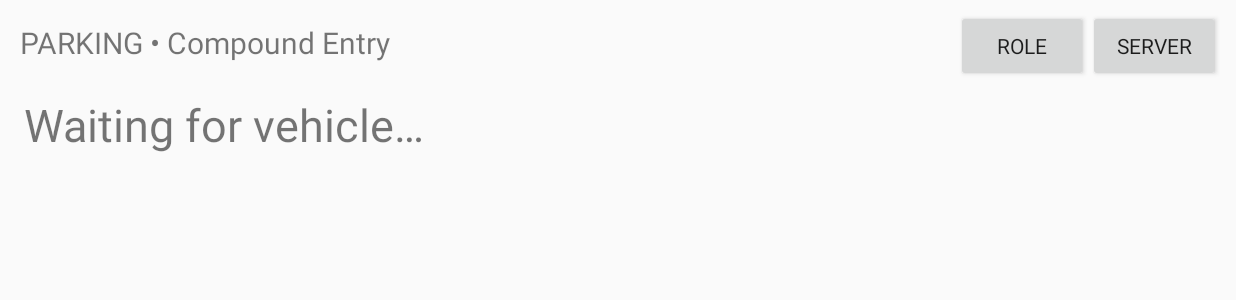
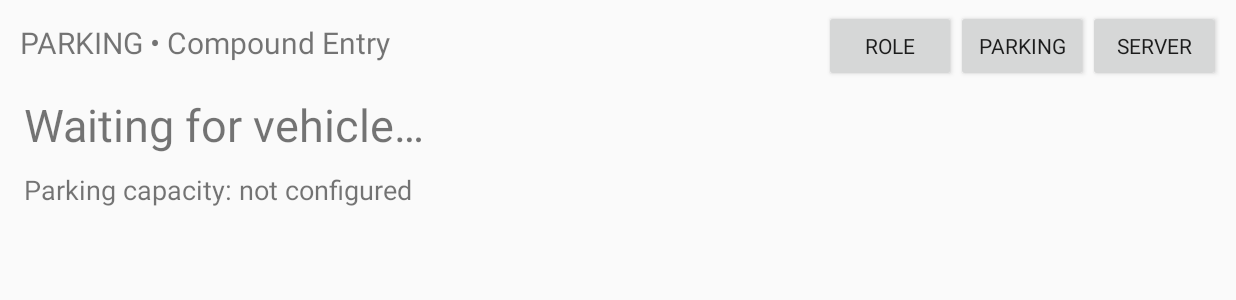
Before and after one commit to binesheb/parking-management, an Android app: the screen it shows after launch (MainActivity), on a phone screen of 824 x 412 dp (held sideways). Shown: the top 300 px of the screen. Run offline under Robolectric (Android 15) with nearby library versions, the light colour scheme and no system bars; libraries missing offline, so code that uses them is left out: androidx.camera.core, androidx.camera.lifecycle, androidx.camera.view, com.google.mlkit.vision; 5 statements that could not run were skipped.

Commit message:
feat: add parking capacity setting

```diff
--- a/app/src/main/java/com/binesheb/parking/MainActivity.kt
+++ b/app/src/main/java/com/binesheb/parking/MainActivity.kt
@@ -5,6 +5,7 @@ import android.content.pm.PackageManager
 import android.os.Bundle
 import android.os.Handler
 import android.os.Looper
+import android.text.InputType
 import android.widget.*
 import androidx.activity.result.contract.ActivityResultContracts
 import androidx.appcompat.app.AlertDialog
@@ -20,16 +21,20 @@ import java.util.concurrent.Executors
 import java.util.concurrent.atomic.AtomicBoolean
 
 class MainActivity : AppCompatActivity() {
-    private lateinit var preview: PreviewView; private lateinit var status: TextView; private lateinit var result: TextView; private lateinit var store: EventStore
+    private lateinit var preview: PreviewView; private lateinit var status: TextView; private lateinit var result: TextView; private lateinit var capacityView: TextView; private lateinit var store: EventStore
     private val executor = Executors.newSingleThreadExecutor(); private val busy = AtomicBoolean(false); private val sync by lazy { SyncClient(this) }; private val handler = Handler(Looper.getMainLooper())
     private var lastPlate = ""; private var stableCount = 0; private var lastEventAt = 0L; private var role = DeviceRole.ENTRY_GATE
     private val retry = object : Runnable { override fun run() { sync.retryPending(); handler.postDelayed(this, 30_000) } }
     private val permission = registerForActivityResult(ActivityResultContracts.RequestPermission()) { if (it) startCamera() else status.text = "Camera permission is required" }
     override fun onCreate(state: Bundle?) { super.onCreate(state); role = DeviceRole.fromCode(getPreferences(MODE_PRIVATE).getString("role", DeviceRole.ENTRY_GATE.code)!!); store = EventStore(this); buildUi(); UpdateManager.check(this, BuildConfig.VERSION_CODE) { outcome -> runOnUiThread { if (outcome == "update_ready") status.text = "Verified update ready" } }; handler.post(retry); if (ContextCompat.checkSelfPermission(this, Manifest.permission.CAMERA) == PackageManager.PERMISSION_GRANTED) startCamera() else permission.launch(Manifest.permission.CAMERA) }
-    private fun buildUi() { val root = LinearLayout(this).apply { orientation = LinearLayout.VERTICAL; setPadding(16, 10, 16, 10) }; val header = LinearLayout(this).apply { orientation = LinearLayout.HORIZONTAL }; val title = TextView(this).apply { text = "PARKING • ${role.label}"; textSize = 20f; setPadding(4, 4, 12, 4) }; val roleButton = Button(this).apply { text = "Role"; setOnClickListener { chooseRole() } }; val settingsButton = Button(this).apply { text = "Server"; setOnClickListener { configureServer() } }; header.addView(title, LinearLayout.LayoutParams(0, 60, 1f)); header.addView(roleButton); header.addView(settingsButton); preview = PreviewView(this); result = TextView(this).apply { text = "Waiting for vehicle…"; textSize = 30f; setPadding(8, 12, 8, 12) }; status = TextView(this).apply { textSize = 15f }; root.addView(header); root.addView(preview, LinearLayout.LayoutParams(-1, 0, 1f)); root.addView(result); root.addView(status); setContentView(root) }
+    private fun capacity(): Int = getSharedPreferences("parking", MODE_PRIVATE).getInt("capacity", 0)
+    private fun parkedCount(): Int = store.currentParkingCount()
+    private fun buildUi() { val root = LinearLayout(this).apply { orientation = LinearLayout.VERTICAL; setPadding(16, 10, 16, 10) }; val header = LinearLayout(this).apply { orientation = LinearLayout.HORIZONTAL }; val title = TextView(this).apply { text = "PARKING • ${role.label}"; textSize = 20f; setPadding(4, 4, 12, 4) }; val roleButton = Button(this).apply { text = "Role"; setOnClickListener { chooseRole() } }; val capacityButton = Button(this).apply { text = "Parking"; setOnClickListener { configureCapacity() } }; val settingsButton = Button(this).apply { text = "Server"; setOnClickListener { configureServer() } }; header.addView(title, LinearLayout.LayoutParams(0, 60, 1f)); header.addView(roleButton); header.addView(capacityButton); header.addView(settingsButton); preview = PreviewView(this); result = TextView(this).apply { text = "Waiting for vehicle…"; textSize = 30f; setPadding(8, 12, 8, 12) }; capacityView = TextView(this).apply { textSize = 18f; setPadding(8, 4, 8, 8) }; status = TextView(this).apply { textSize = 15f }; root.addView(header); root.addView(preview, LinearLayout.LayoutParams(-1, 0, 1f)); root.addView(result); root.addView(capacityView); root.addView(status); setContentView(root); refreshCapacity() }
+    private fun configureCapacity() { val input = EditText(this).apply { inputType = InputType.TYPE_CLASS_NUMBER; setText(if (capacity() == 0) "" else capacity().toString()); hint = "Number of parking spaces" }; AlertDialog.Builder(this).setTitle("Parking capacity").setMessage("Set the total number of parking spaces. Use 0 for unlimited/not configured.").setView(input).setNegativeButton("Cancel", null).setPositiveButton("Save") { _, _ -> val value = input.text.toString().toIntOrNull()?.coerceIn(0, 100000) ?: 0; getSharedPreferences("parking", MODE_PRIVATE).edit().putInt("capacity", value).apply(); refreshCapacity() }.show() }
+    private fun refreshCapacity() { val cap = capacity(); val occupied = parkedCount(); capacityView.text = if (cap > 0) "Parking: $occupied / $cap occupied  •  ${maxOf(cap - occupied, 0)} FREE" else "Parking capacity: not configured" }
     private fun chooseRole() { val labels = DeviceRole.entries.map { it.label }.toTypedArray(); AlertDialog.Builder(this).setTitle("Camera role").setItems(labels) { _, which -> role = DeviceRole.entries[which]; getPreferences(MODE_PRIVATE).edit().putString("role", role.code).apply(); recreate() }.show() }
     private fun configureServer() { val current = getSharedPreferences("settings", MODE_PRIVATE).getString("endpoint", "") ?: ""; val input = EditText(this).apply { setText(current); hint = "http://192.168.1.10:8080" }; AlertDialog.Builder(this).setTitle("Central server URL").setMessage("Leave blank for local-only operation.").setView(input).setNegativeButton("Cancel", null).setPositiveButton("Save") { _, _ -> getSharedPreferences("settings", MODE_PRIVATE).edit().putString("endpoint", input.text.toString().trim()).apply(); status.text = "Server setting saved"; sync.retryPending() }.show() }
     private fun startCamera() { val future = ProcessCameraProvider.getInstance(this); future.addListener({ val provider = future.get(); val previewUseCase = Preview.Builder().build().also { it.surfaceProvider = preview.surfaceProvider }; val analysis = ImageAnalysis.Builder().setBackpressureStrategy(ImageAnalysis.STRATEGY_KEEP_ONLY_LATEST).build(); val recognizer = TextRecognition.getClient(TextRecognizerOptions.DEFAULT_OPTIONS); analysis.setAnalyzer(executor) { proxy -> val media = proxy.image; if (media == null || !busy.compareAndSet(false, true)) { proxy.close(); return@setAnalyzer }; recognizer.process(InputImage.fromMediaImage(media, proxy.imageInfo.rotationDegrees)).addOnSuccessListener { PlateParser.find(it.text)?.let(::onCandidate) }.addOnCompleteListener { proxy.close(); busy.set(false) } }; provider.unbindAll(); provider.bindToLifecycle(this, CameraSelector.DEFAULT_BACK_CAMERA, previewUseCase, analysis); status.post { status.text = "Camera active • ${role.label} • auto recognition enabled" } }, ContextCompat.getMainExecutor(this)) }
-    private fun onCandidate(plate: String) { if (plate == lastPlate) stableCount++ else { lastPlate = plate; stableCount = 1 }; if (stableCount < 3 || System.currentTimeMillis() - lastEventAt < 4000) return; lastEventAt = System.currentTimeMillis(); stableCount = 0; val event = store.insert(ParkingEvent(plate = plate, eventType = role.eventType, timestamp = System.currentTimeMillis(), deviceRole = role.code)); result.post { result.text = "${event.plate}  •  ${event.eventType}" }; status.post { status.text = "Recorded locally • ${store.count()} events • sync queue active" }; sync.enqueue(event) }
+    private fun onCandidate(plate: String) { if (plate == lastPlate) stableCount++ else { lastPlate = plate; stableCount = 1 }; if (stableCount < 3 || System.currentTimeMillis() - lastEventAt < 4000) return; lastEventAt = System.currentTimeMillis(); stableCount = 0; if (role == DeviceRole.PARKING_ENTRY && capacity() > 0 && parkedCount() >= capacity()) { result.post { result.text = "$plate  •  PARKING FULL" }; status.post { status.text = "Vehicle not recorded: parking is full" }; return }; val event = store.insert(ParkingEvent(plate = plate, eventType = role.eventType, timestamp = System.currentTimeMillis(), deviceRole = role.code)); result.post { result.text = "${event.plate}  •  ${event.eventType}" }; refreshCapacity(); status.post { status.text = "Recorded locally • ${store.count()} events • sync queue active" }; sync.enqueue(event) }
     override fun onDestroy() { handler.removeCallbacks(retry); executor.shutdown(); super.onDestroy() }
 }
```
